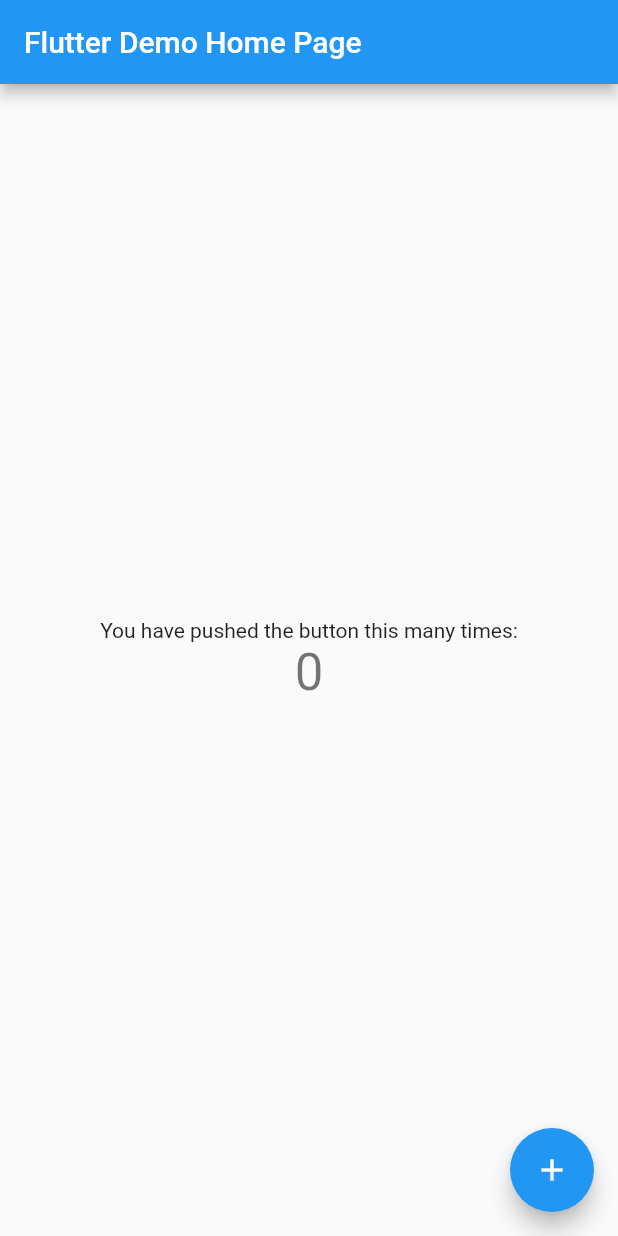
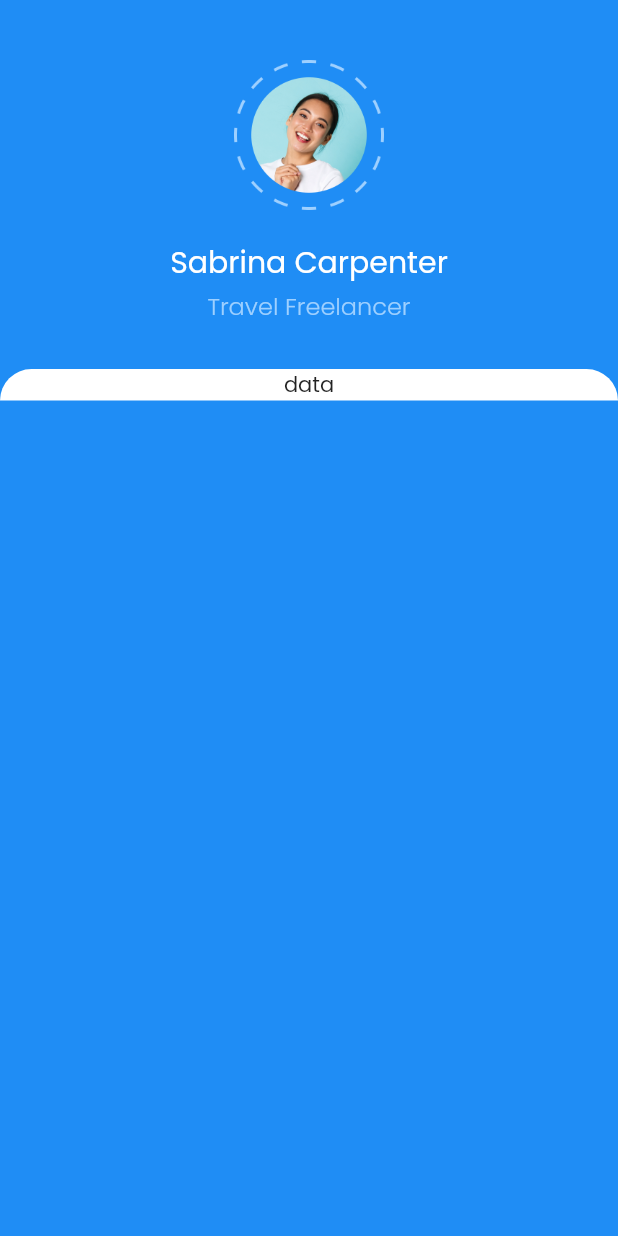
Before and after one commit to wibichamim/chatty_app, a Flutter app: the screen it shows after launch, on a phone screen of 412 x 824 dp. Run offline on Flutter 3.47's test engine with Material 2 defaults, Android fonts, the phone set to English and light mode, and no system bars.

Commit message:
Update layout

```diff
--- a/lib/main.dart
+++ b/lib/main.dart
@@ -1,115 +1,19 @@
 import 'package:flutter/material.dart';
+import 'pages/home_page.dart';
 
-void main() {
-  runApp(const MyApp());
-}
+void main() => runApp(const MyApp());
 
 class MyApp extends StatelessWidget {
   const MyApp({Key? key}) : super(key: key);
 
-  // This widget is the root of your application.
   @override
   Widget build(BuildContext context) {
     return MaterialApp(
-      title: 'Flutter Demo',
+      debugShowCheckedModeBanner: false,
       theme: ThemeData(
-        // This is the theme of your application.
-        //
-        // Try running your application with "flutter run". You'll see the
-        // application has a blue toolbar. Then, without quitting the app, try
-        // changing the primarySwatch below to Colors.green and then invoke
-        // "hot reload" (press "r" in the console where you ran "flutter run",
-        // or simply save your changes to "hot reload" in a Flutter IDE).
-        // Notice that the counter didn't reset back to zero; the application
-        // is not restarted.
-        primarySwatch: Colors.blue,
+        fontFamily: 'Poppins',
       ),
-      home: const MyHomePage(title: 'Flutter Demo Home Page'),
+      home: const HomePage(),
     );
   }
 }
-
-class MyHomePage extends StatefulWidget {
-  const MyHomePage({Key? key, required this.title}) : super(key: key);
-
-  // This widget is the home page of your application. It is stateful, meaning
-  // that it has a State object (defined below) that contains fields that affect
-  // how it looks.
-
-  // This class is the configuration for the state. It holds the values (in this
-  // case the title) provided by the parent (in this case the App widget) and
-  // used by the build method of the State. Fields in a Widget subclass are
-  // always marked "final".
-
-  final String title;
-
-  @override
-  State<MyHomePage> createState() => _MyHomePageState();
-}
-
-class _MyHomePageState extends State<MyHomePage> {
-  int _counter = 0;
-
-  void _incrementCounter() {
-    setState(() {
-      // This call to setState tells the Flutter framework that something has
-      // changed in this State, which causes it to rerun the build method below
-      // so that the display can reflect the updated values. If we changed
-      // _counter without calling setState(), then the build method would not be
-      // called again, and so nothing would appear to happen.
-      _counter++;
-    });
-  }
-
-  @override
-  Widget build(BuildContext context) {
-    // This method is rerun every time setState is called, for instance as done
-    // by the _incrementCounter method above.
-    //
-    // The Flutter framework has been optimized to make rerunning build methods
-    // fast, so that you can just rebuild anything that needs updating rather
-    // than having to individually change instances of widgets.
-    return Scaffold(
-      appBar: AppBar(
-        // Here we take the value from the MyHomePage object that was created by
-        // the App.build method, and use it to set our appbar title.
-        title: Text(widget.title),
-      ),
-      body: Center(
-        // Center is a layout widget. It takes a single child and positions it
-        // in the middle of the parent.
-        child: Column(
-          // Column is also a layout widget. It takes a list of children and
-          // arranges them vertically. By default, it sizes itself to fit its
-          // children horizontally, and tries to be as tall as its parent.
-          //
-          // Invoke "debug painting" (press "p" in the console, choose the
-          // "Toggle Debug Paint" action from the Flutter Inspector in Android
-          // Studio, or the "Toggle Debug Paint" command in Visual Studio Code)
-          // to see the wireframe for each widget.
-          //
-          // Column has various properties to control how it sizes itself and
-          // how it positions its children. Here we use mainAxisAlignment to
-          // center the children vertically; the main axis here is the vertical
-          // axis because Columns are vertical (the cross axis would be
-          // horizontal).
-          mainAxisAlignment: MainAxisAlignment.center,
-          children: <Widget>[
-            const Text(
-              'You have pushed the button this many times:',
-            ),
-            Text(
-              '$_counter',
-              style: Theme.of(context).textTheme.headline4,
-            ),
-          ],
-        ),
-      ),
-      floatingActionButton: FloatingActionButton(
-        onPressed: _incrementCounter,
-        tooltip: 'Increment',
-        child: const Icon(Icons.add),
-      ), // This trailing comma makes auto-formatting nicer for build methods.
-    );
-  }
-}
--- /dev/null
+++ b/lib/pages/home_page.dart
@@ -0,0 +1,54 @@
+import 'package:flutter/material.dart';
+import 'package:chatty_app/theme.dart';
+
+class HomePage extends StatelessWidget {
+  const HomePage({Key? key}) : super(key: key);
+
+  @override
+  Widget build(BuildContext context) {
+    return Scaffold(
+        backgroundColor: mainBlue,
+        body: SafeArea(
+            child: Center(
+          child: Column(
+            children: [
+              const SizedBox(
+                height: 40,
+              ),
+              Image.asset(
+                'assets/images/profile_pic.png',
+                width: 100,
+                height: 100,
+              ),
+              const SizedBox(
+                height: 20,
+              ),
+              Text(
+                'Sabrina Carpenter',
+                style: styleTitle,
+              ),
+              const SizedBox(
+                height: 2,
+              ),
+              Text(
+                'Travel Freelancer',
+                style: styleSubTitle,
+              ),
+              const SizedBox(
+                height: 30,
+              ),
+              Container(
+                width: double.infinity,
+                decoration: BoxDecoration(
+                    color: white,
+                    borderRadius:
+                        const BorderRadius.vertical(top: Radius.circular(40))),
+                child: Column(
+                  children: const [Text('data')],
+                ),
+              )
+            ],
+          ),
+        )));
+  }
+}
--- /dev/null
+++ b/lib/theme.dart
@@ -0,0 +1,25 @@
+import 'package:flutter/material.dart';
+
+Color mainBlue = const Color(0xff1F8DF5);
+Color darkBlue = const Color(0xff2C3A59);
+Color lightBlue = const Color(0xff9ED0FF);
+Color lightGray = const Color(0xff808BA2);
+Color darkGray = const Color(0xff505C6B);
+Color white = const Color(0xffFFFFFF);
+
+TextStyle styleName =
+    TextStyle(color: darkGray, fontWeight: FontWeight.w500, fontSize: 16);
+
+TextStyle styleActiveMessage =
+    TextStyle(color: darkBlue, fontWeight: FontWeight.w300, fontSize: 14);
+
+TextStyle styleInactiveMessage =
+    TextStyle(color: lightGray, fontWeight: FontWeight.w300, fontSize: 14);
+
+TextStyle styleChatText =
+    TextStyle(color: darkGray, fontWeight: FontWeight.w300, fontSize: 16);
+
+TextStyle styleTitle = TextStyle(color: white, fontSize: 20);
+
+TextStyle styleSubTitle =
+    TextStyle(color: lightBlue, fontWeight: FontWeight.w300, fontSize: 16);
```
Also changed, not shown: pubspec.yaml (+10 -9 lines), assets/fonts/Poppins-Light.ttf (added), assets/fonts/Poppins-Medium.ttf (added), assets/fonts/Poppins-Regular.ttf (added), assets/images/group1.png (added), assets/images/group2.png (added), assets/images/group3.png (added), assets/images/profile_pic.png (added), assets/images/user1.png (added), assets/images/user2.png (added).
